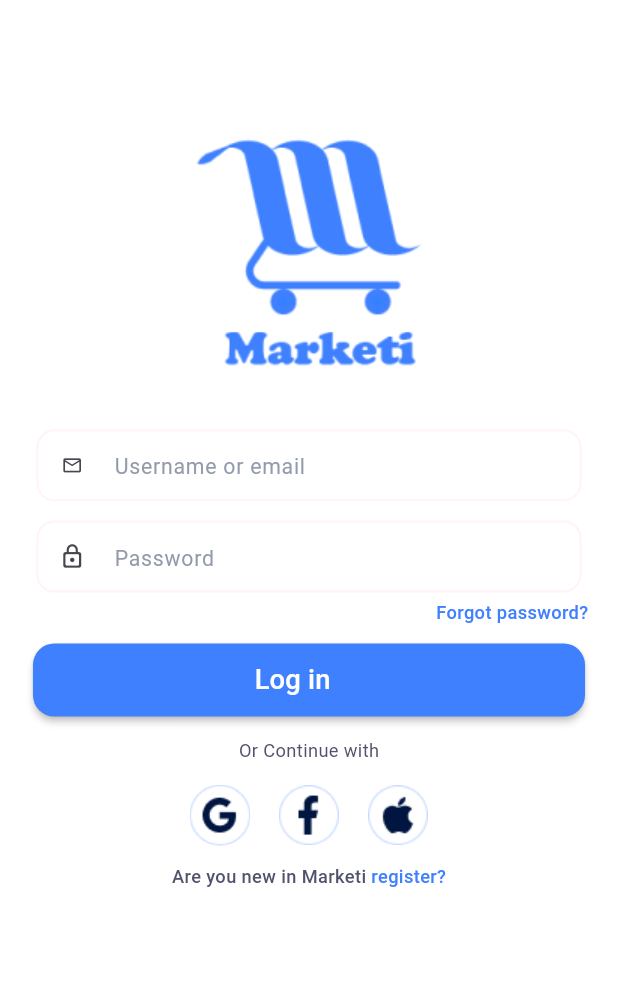
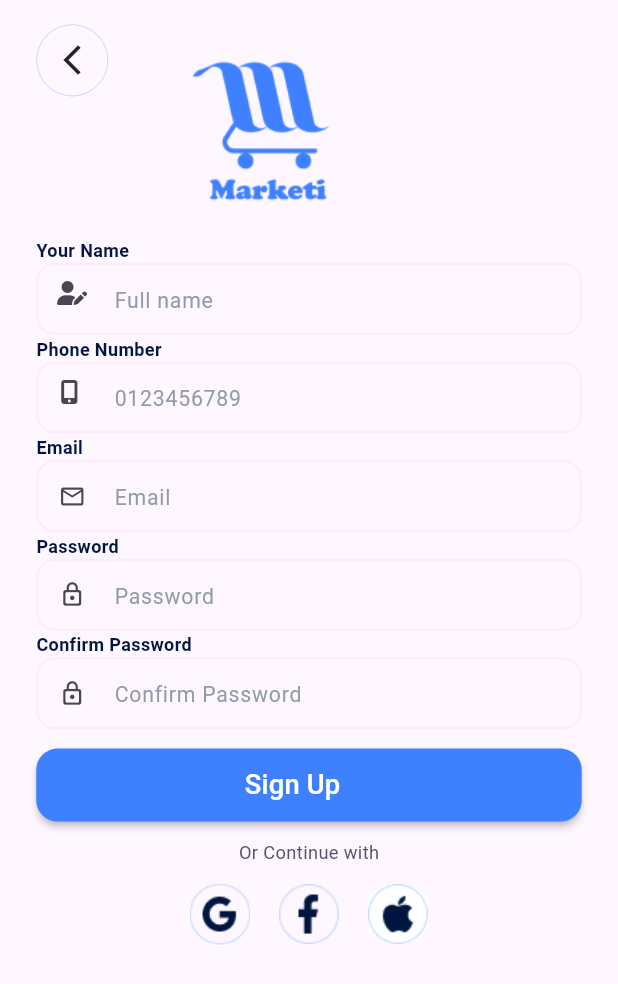
Before and after one commit to shehabbebo/Marketi, a Flutter app: the screen it shows after launch, on a phone screen of 412 x 824 dp. Shown: the top 984 px of the screen. Run offline on Flutter 3.47's test engine with Material 3 defaults, Android fonts, the phone set to English and light mode, and no system bars; our stand-ins replace flutter_bloc, flutter_screenutil, font_awesome_flutter; Roboto replaces fonts that are missing (Poppins).

Commit message:
sign up ui done

```diff
--- a/lib/core/constant/string.dart
+++ b/lib/core/constant/string.dart
@@ -4,4 +4,5 @@
   static const Splash = '/splash';
   static const onBoarding = '/onBoarding';
   static const login = '/login';
+  static const signup = '/signup';
 }
--- a/lib/core/routing/router.dart
+++ b/lib/core/routing/router.dart
@@ -2,6 +2,7 @@
 import 'package:flutter/widgets.dart';
 import 'package:marketi/core/constant/string.dart';
 import 'package:marketi/features/auth/login/view/screen/login_screen.dart';
+import 'package:marketi/features/auth/signup/view/screen/sign_up_screen.dart';
 import 'package:marketi/features/onBoarding/view/onBoarding.dart';
 import 'package:marketi/features/onBoarding/view/splash.dart';
 
@@ -15,6 +16,8 @@
         return MaterialPageRoute(builder: (_) => OnBoarding());
       case Routes.login:
         return MaterialPageRoute(builder: (_) => LoginScreen());
+      case Routes.signup:
+        return MaterialPageRoute(builder: (_) => SignUpScreen());
       default:
         return MaterialPageRoute(
             builder: (_) => Scaffold(
--- /dev/null
+++ b/lib/core/widgets/arrow_back.dart
@@ -0,0 +1,32 @@
+import 'package:flutter/material.dart';
+import 'package:flutter_screenutil/flutter_screenutil.dart';
+import 'package:marketi/core/constant/colors.dart';
+
+class ArrowBack extends StatelessWidget {
+  const ArrowBack({super.key});
+
+  @override
+  Widget build(BuildContext context) {
+    return Container(
+      height: 48,
+      width: 48,
+      padding: EdgeInsets.symmetric(horizontal: 16.w),
+      clipBehavior: Clip.antiAlias,
+      decoration: ShapeDecoration(
+        shape: RoundedRectangleBorder(
+          side: BorderSide(
+            width: .5,
+            color: Color(0xffB2CCFF),
+          ),
+          borderRadius: BorderRadius.circular(40.r),
+        ),
+      ),
+      child: GestureDetector(
+        onTap: () {
+          Navigator.pop(context);
+        },
+        child: Icon(Icons.arrow_back_ios),
+      ),
+    );
+  }
+}
--- /dev/null
+++ b/lib/features/auth/signup/view/screen/sign_up_screen.dart
@@ -0,0 +1,171 @@
+import 'package:flutter/material.dart';
+import 'package:flutter_screenutil/flutter_screenutil.dart';
+import 'package:font_awesome_flutter/font_awesome_flutter.dart';
+import 'package:marketi/core/constant/colors.dart';
+import 'package:marketi/core/widgets/arrow_back.dart';
+import 'package:marketi/core/widgets/custom_bottom.dart';
+import 'package:marketi/core/widgets/custom_text_form_filed.dart';
+import 'package:marketi/features/auth/login/view/weight/custom_ather_login.dart';
+
+class SignUpScreen extends StatefulWidget {
+  const SignUpScreen({super.key});
+
+  @override
+  State<SignUpScreen> createState() => _SignUpScreenState();
+}
+
+class _SignUpScreenState extends State<SignUpScreen> {
+  @override
+  Widget build(BuildContext context) {
+    return Scaffold(
+      body: SafeArea(
+          child: Padding(
+        padding: EdgeInsets.symmetric(horizontal: 22.w, vertical: 16.h),
+        child: Column(
+          mainAxisAlignment: MainAxisAlignment.start,
+          crossAxisAlignment: CrossAxisAlignment.start,
+          children: [
+            Row(
+              mainAxisAlignment: MainAxisAlignment.start,
+              crossAxisAlignment: CrossAxisAlignment.start,
+              children: [
+                ArrowBack(),
+                SizedBox(width: 13.w),
+                Image.asset(
+                  'assets/images/Logo_Sign_Up.png',
+                  height: 140.h,
+                  width: 160.w,
+                ),
+              ],
+            ),
+            const Text(
+              'Your Name',
+              style: TextStyle(
+                  color: AppColor.darkBlue,
+                  fontSize: 12,
+                  fontWeight: FontWeight.w600),
+            ),
+            CustomTextFormFiled(
+              hintText: 'Full name',
+              validator: (value) {},
+              prefixIcon: Padding(
+                padding: EdgeInsets.only(
+                  top: 12,
+                  left: 14,
+                  bottom: 14,
+                ),
+                child: FaIcon(FontAwesomeIcons.userPen, size: 16),
+              ),
+            ),
+            const Text(
+              'Phone Number',
+              style: TextStyle(
+                color: Color(0xFF001640),
+                fontSize: 12,
+                fontFamily: 'Poppins',
+                fontWeight: FontWeight.w600,
+              ),
+            ),
+            CustomTextFormFiled(
+                hintText: '0123456789',
+                prefixIcon: const Padding(
+                  padding: EdgeInsets.only(top: 12, left: 16, bottom: 16),
+                  child: FaIcon(
+                    FontAwesomeIcons.mobileScreenButton,
+                    size: 16,
+                  ),
+                ),
+                validator: (value) {
+                  //        if (value == null ||
+                  //     value.isEmpty ||
+                  //     !AppRegex.isPhoneNumberValid(value)) {
+                  //   return 'please enter a valid phone number';
+                  // }
+                }),
+            const Text(
+              'Email',
+              style: TextStyle(
+                color: Color(0xFF001640),
+                fontSize: 12,
+                fontFamily: 'Poppins',
+                fontWeight: FontWeight.w600,
+              ),
+            ),
+            CustomTextFormFiled(
+              hintText: 'Email',
+              prefixIcon: const Icon(
+                Icons.email_outlined,
+                size: 18,
+              ),
+              validator: (value) {
+                //      if (value == null ||
+                //     value.isEmpty ||
+                //     !AppRegex.isEmailValid(value)) {
+                //   return 'please enter a valid email';
+                // }
+              },
+            ),
+            const Text(
+              'Password',
+              style: TextStyle(
+                color: Color(0xFF001640),
+                fontSize: 12,
+                fontFamily: 'Poppins',
+                fontWeight: FontWeight.w600,
+              ),
+            ),
+            CustomTextFormFiled(
+                hintText: 'Password',
+                prefixIcon: const Icon(
+                  Icons.lock_outline_rounded,
+                  size: 18,
+                ),
+                validator: (value) {
+                  //        if (value == null ||
+                  //     value.isEmpty ||
+                  //     !AppRegex.isPasswordValid(value)) {
+                  //   return 'please enter a valid password';
+                  // }
+                }),
+            const Text(
+              'Confirm Password',
+              style: TextStyle(
+                color: Color(0xFF001640),
+                fontSize: 12,
+                fontFamily: 'Poppins',
+                fontWeight: FontWeight.w600,
+              ),
+            ),
+            CustomTextFormFiled(
+              hintText: 'Confirm Password',
+              prefixIcon: const Icon(
+                Icons.lock_outline_rounded,
+                size: 18,
+              ),
+              validator: (value) {
+                if (value == null || value.isEmpty) {
+                  return 'please enter a valid password';
+                }
+              },
+            ),
+            SizedBox(height: 12.h),
+            CustomBottom(text: 'Sign Up', onPressed: () {}),
+            SizedBox(height: 12.h),
+            Align(
+              alignment: Alignment.center,
+              child: Text(
+                'Or Continue with',
+                style: TextStyle(
+                    fontSize: 12.sp,
+                    fontWeight: FontWeight.w400,
+                    color: Color(0xff51526C)),
+              ),
+            ),
+            SizedBox(height: 12.h),
+            CustomAtherLogin(),
+          ],
+        ),
+      )),
+    );
+  }
+}
--- a/lib/main.dart
+++ b/lib/main.dart
@@ -32,7 +32,7 @@
               useMaterial3: true,
             ),
             onGenerateRoute: appRouter.generateRouter,
-            initialRoute: Routes.login,
+            initialRoute: Routes.signup,
             debugShowCheckedModeBanner: false,
           ),
         ));
--- a/pubspec.yaml
+++ b/pubspec.yaml
@@ -34,6 +34,7 @@
     sdk: flutter
   flutter_bloc: ^9.0.0
   flutter_screenutil: ^5.9.3
+  font_awesome_flutter: ^10.8.0
 
 dev_dependencies:
   flutter_lints: ^5.0.0
```
Also changed, not shown: pubspec.lock.
